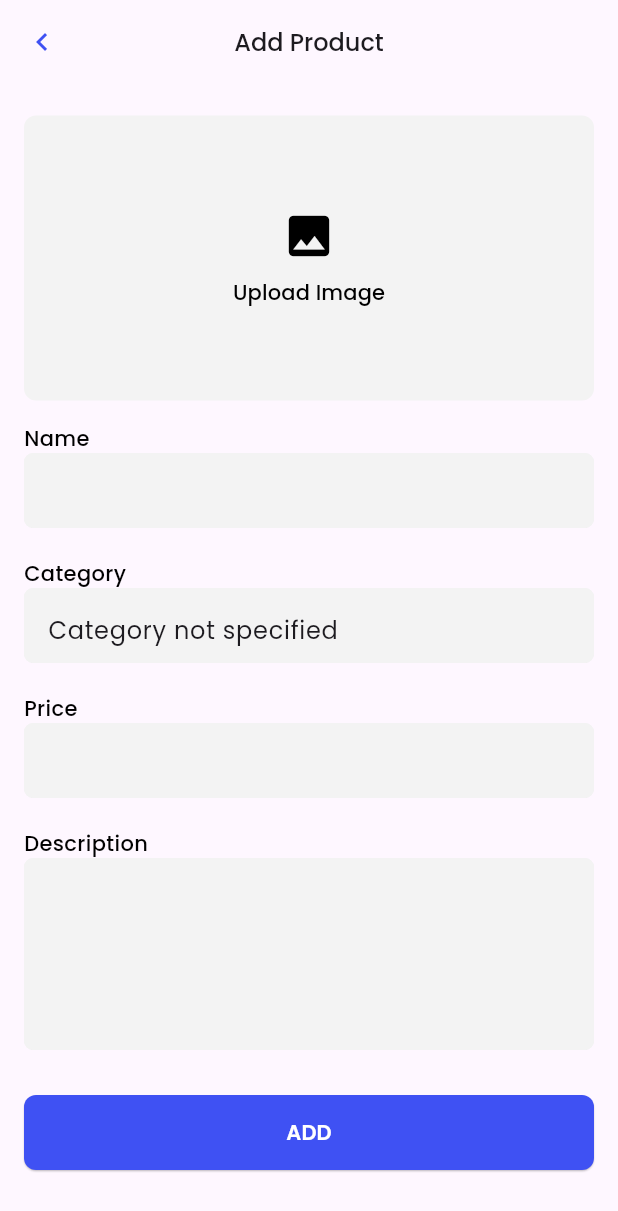
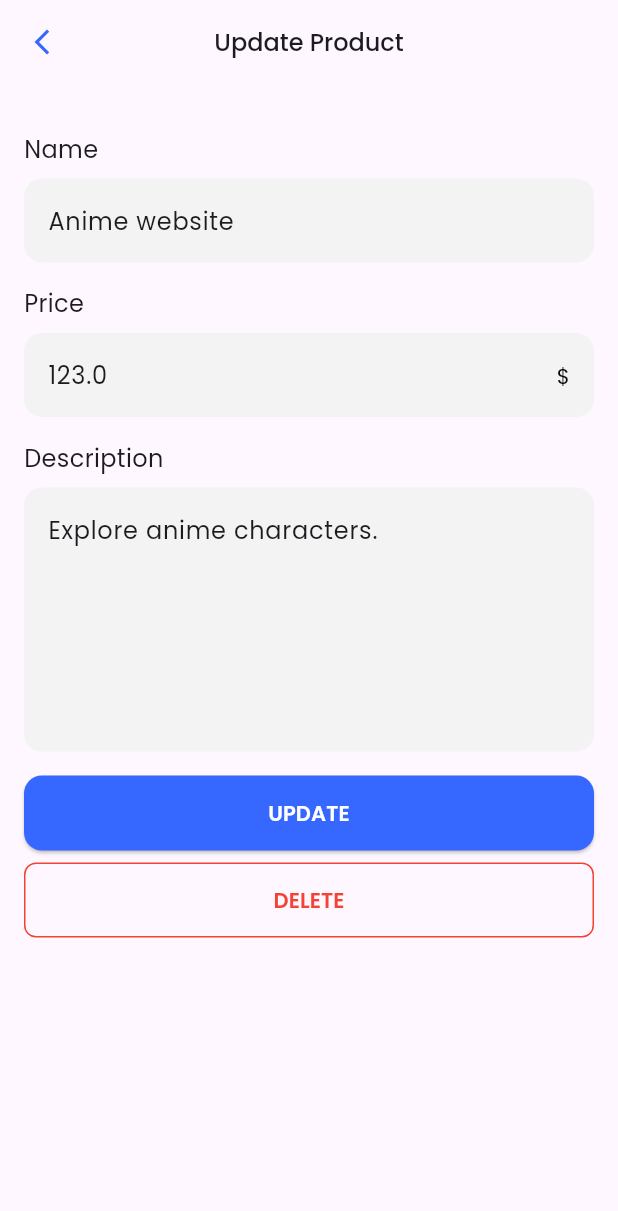
Before and after one commit to DanielKinnito/2024-Mobile-team-track-Ecommerce_App-Daniel-Mekonnen, a Flutter app: the ProductDetailsPage screen opened by its route, after a tap on "UPDATE", on a phone screen of 412 x 824 dp. Shown: the top 1211 px of the screen. Run offline on Flutter 3.47's test engine with Material 3 defaults, Android fonts, the phone set to English and light mode, and no system bars; our stand-ins replace bloc, dartz, equatable, flutter_bloc, get_it, google_fonts and 3 more; accounts and stored records are empty; network calls fail.

```diff
--- a/lib/features/product/presentation/bloc/product_event.dart
+++ b/lib/features/product/presentation/bloc/product_event.dart
@@ -39,10 +39,13 @@ class DeleteProductEvent extends ProductEvent {
 }
 
 class CreateProductEvent extends ProductEvent {
-  final Product newProduct;
+  final ProductModel product;
+  final String imagePath;
 
-  const CreateProductEvent(this.newProduct);
+  const CreateProductEvent(this.product, this.imagePath);
 
   @override
-  List<Object> get props => [newProduct];
+  List<Object> get props => [product, imagePath];
+
+  Product? get newProduct => null;
 }
--- a/lib/features/product/presentation/bloc/product_state.dart
+++ b/lib/features/product/presentation/bloc/product_state.dart
@@ -46,3 +46,19 @@ class DeletedProductState extends ProductState {
   @override
   List<Object> get props => [productId];
 }
+final class AddPageSubmittedState extends ProductState {
+  final ProductModel product;
+
+  const AddPageSubmittedState(this.product);
+
+  @override
+  List<Object> get props => [product];
+}
+class UpdatePageSubmittedState extends ProductState {
+  final ProductModel product;
+
+  const UpdatePageSubmittedState(this.product);
+
+  @override
+  List<Object> get props => [product];
+}
--- a/lib/features/product/presentation/pages/product_details_page.dart
+++ b/lib/features/product/presentation/pages/product_details_page.dart
@@ -4,7 +4,6 @@ import 'package:flutter_bloc/flutter_bloc.dart';
 import '../../domain/entities/product.dart';
 import '../bloc/product_bloc.dart';
 import '../widgets/details_card.dart';
-import '../widgets/size_widget.dart';
 
 class ProductDetailsPage extends StatelessWidget {
   final Product product;
@@ -98,7 +97,7 @@ class ProductDetailsPage extends StatelessWidget {
                             onPressed: () {
                               Navigator.pushNamed(
                                 context,
-                                '/add_update',
+                                '/update',
                                 arguments:
                                     product, // Pass the product as an argument
                               );
--- a/lib/features/product/presentation/pages/product_home_page.dart
+++ b/lib/features/product/presentation/pages/product_home_page.dart
@@ -47,7 +47,7 @@ class ProductHomePage extends StatelessWidget {
         floatingActionButton: FloatingActionButton(
           backgroundColor: const Color.fromRGBO(63, 81, 243, 1),
           onPressed: () {
-            Navigator.pushNamed(context, '/add_update');
+            Navigator.pushNamed(context, '/add');
           },
           shape: const CircleBorder(),
           child: const Icon(
--- /dev/null
+++ b/lib/features/product/presentation/pages/product_update_page.dart
@@ -0,0 +1,236 @@
+import 'package:flutter/material.dart';
+import 'package:flutter_bloc/flutter_bloc.dart';
+
+import '../../../../injection_container.dart';
+import '../../data/models/product_model.dart';
+import '../../domain/entities/product.dart';
+import '../bloc/product_bloc.dart';
+
+class ProductUpdatePage extends StatefulWidget {
+  final Product product;
+
+  const ProductUpdatePage({super.key, required this.product});
+
+  @override
+  _ProductUpdatePageState createState() => _ProductUpdatePageState();
+}
+
+class _ProductUpdatePageState extends State<ProductUpdatePage> {
+  final TextEditingController _name = TextEditingController();
+  final TextEditingController _description = TextEditingController();
+  final TextEditingController _price = TextEditingController();
+
+  @override
+  void initState() {
+    super.initState();
+    _name.text = widget.product.name;
+    _description.text = widget.product.description;
+    _price.text = widget.product.price.toString();
+  }
+
+  void _submitProduct() {
+    if (_name.text.isEmpty ||
+        _description.text.isEmpty ||
+        _price.text.isEmpty) {
+      ScaffoldMessenger.of(context).showSnackBar(
+        const SnackBar(content: Text('Please fill all fields')),
+      );
+      return;
+    }
+
+    final product = ProductModel(
+      id: widget.product.id ?? '',
+      name: _name.text,
+      description: _description.text,
+      price: double.parse(_price.text),
+      imageUrl: widget.product.imageUrl,
+    );
+
+    BlocProvider.of<ProductBloc>(context).add(
+      UpdateProductEvent(product),
+    );
+  }
+
+  void _deleteProduct() {
+    BlocProvider.of<ProductBloc>(context).add(
+      DeleteProductEvent(widget.product.id),
+    );
+  }
+
+  @override
+  Widget build(BuildContext context) {
+    return BlocProvider(
+      create: (context) => ProductBloc(
+        getAllProducts: sl(),
+        getProduct: sl(),
+        updateProduct: sl(),
+        deleteProduct: sl(),
+        insertProduct: sl(),
+      ),
+      child: Scaffold(
+        appBar: AppBar(
+          leading: IconButton(
+            icon: const Icon(Icons.arrow_back_ios_new,
+                color: Color.fromARGB(255, 54, 104, 255), size: 20),
+            onPressed: () => Navigator.pop(context),
+          ),
+          centerTitle: true,
+          title: const Text(
+            'Update Product',
+            style: TextStyle(
+              fontSize: 16,
+              fontWeight: FontWeight.w500,
+            ),
+          ),
+        ),
+        body: BlocListener<ProductBloc, ProductState>(
+        listener: (context, state) {
+      if (state is UpdatePageSubmittedState) {
+        ScaffoldMessenger.of(context).showSnackBar(
+          const SnackBar(content: Text('Product updated successfully')),
+        );
+        context.read<ProductBloc>().add(LoadAllProductEvent());
+        Navigator.pushNamed(context, '/');
+      } else if (state is DeletedProductState) {
+        ScaffoldMessenger.of(context).showSnackBar(
+          const SnackBar(content: Text('Product deleted successfully')),
+        );
+        context.read<ProductBloc>().add(LoadAllProductEvent());
+        Navigator.pushNamed(context, '/');
+      } else if (state is ErrorProductState) {
+        ScaffoldMessenger.of(context).showSnackBar(
+          SnackBar(content: Text(state.message)),
+        );
+      }
+        },
+
+          child: SingleChildScrollView(
+            child: Padding(
+              padding: const EdgeInsets.all(16.0),
+              child: Column(
+                crossAxisAlignment: CrossAxisAlignment.start,
+                children: [
+                  const SizedBox(height: 16),
+                  const Text('Name', style: TextStyle(fontSize: 16)),
+                  const SizedBox(height: 8),
+                  TextField(
+                    controller: _name,
+                    decoration: InputDecoration(
+                      fillColor: const Color.fromRGBO(243, 243, 243, 1),
+                      filled: true,
+                      border: OutlineInputBorder(
+                        borderRadius: BorderRadius.circular(12),
+                        borderSide: BorderSide.none,
+                      ),
+                      enabledBorder: OutlineInputBorder(
+                        borderRadius: BorderRadius.circular(12),
+                        borderSide: BorderSide.none,
+                      ),
+                      focusedBorder: OutlineInputBorder(
+                        borderRadius: BorderRadius.circular(12),
+                        borderSide: BorderSide.none,
+                      ),
+                    ),
+                  ),
+                  const SizedBox(height: 16),
+                  const Text('Price', style: TextStyle(fontSize: 16)),
+                  const SizedBox(height: 8),
+                  TextField(
+                    controller: _price,
+                    keyboardType: TextInputType.number,
+                    decoration: InputDecoration(
+                      fillColor: const Color.fromRGBO(243, 243, 243, 1),
+                      filled: true,
+                      border: OutlineInputBorder(
+                        borderRadius: BorderRadius.circular(12),
+                        borderSide: BorderSide.none,
+                      ),
+                      enabledBorder: OutlineInputBorder(
+                        borderRadius: BorderRadius.circular(12),
+                        borderSide: BorderSide.none,
+                      ),
+                      focusedBorder: OutlineInputBorder(
+                        borderRadius: BorderRadius.circular(12),
+                        borderSide: BorderSide.none,
+                      ),
+                      suffixText: '\$',
+                      suffixStyle: const TextStyle(color: Colors.black),
+                    ),
+                  ),
+                  const SizedBox(height: 16),
+                  const Text('Description', style: TextStyle(fontSize: 16)),
+                  const SizedBox(height: 8),
+                  TextField(
+                    controller: _description,
+                    maxLines: 6,
+                    decoration: InputDecoration(
+                      fillColor: const Color.fromRGBO(243, 243, 243, 1),
+                      filled: true,
+                      border: OutlineInputBorder(
+                        borderRadius: BorderRadius.circular(12),
+                        borderSide: BorderSide.none,
+                      ),
+                      enabledBorder: OutlineInputBorder(
+                        borderRadius: BorderRadius.circular(12),
+                        borderSide: BorderSide.none,
+                      ),
+                      focusedBorder: OutlineInputBorder(
+                        borderRadius: BorderRadius.circular(12),
+                        borderSide: BorderSide.none,
+                      ),
+                    ),
+                  ),
+                  const SizedBox(height: 16),
+                  SizedBox(
+                    width: double.infinity,
+                    height: 50,
+                    child: ElevatedButton(
+                      style: ElevatedButton.styleFrom(
+                        backgroundColor: const Color.fromARGB(255, 54, 104, 255),
+                        foregroundColor: Colors.white,
+                        shape: RoundedRectangleBorder(
+                          borderRadius: BorderRadius.circular(12),
+                        ),
+                      ),
+                      onPressed: _submitProduct,
+                      child: const Text(
+                        'UPDATE',
+                        style: TextStyle(
+                          fontSize: 14,
+                          fontWeight: FontWeight.w600,
+                        ),
+                        textAlign: TextAlign.center,
+                      ),
+                    ),
+                  ),
+                  const SizedBox(height: 8),
+                  SizedBox(
+                    width: double.infinity,
+                    height: 50,
+                    child: OutlinedButton(
+                      style: OutlinedButton.styleFrom(
+                        foregroundColor: Colors.red,
+                        side: const BorderSide(color: Colors.red),
+                        shape: RoundedRectangleBorder(
+                          borderRadius: BorderRadius.circular(8.0),
+                        ),
+                      ),
+                      onPressed: _deleteProduct,
+                      child: const Text(
+                        'DELETE',
+                        style: TextStyle(
+                          fontSize: 14,
+                          fontWeight: FontWeight.w600,
+                        ),
+                      ),
+                    ),
+                  ),
+                ],
+              ),
+            ),
+          ),
+        ),
+      ),
+    );
+  }
+}
--- a/lib/main.dart
+++ b/lib/main.dart
@@ -6,10 +6,12 @@ import 'package:flutter/material.dart';
 import 'package:google_fonts/google_fonts.dart';
 
 import 'features/product/domain/entities/product.dart';
+import 'features/product/presentation/pages/product_add_page.dart';
 import 'features/product/presentation/pages/product_add_update_page.dart';
 import 'features/product/presentation/pages/product_details_page.dart';
 import 'features/product/presentation/pages/product_home_page.dart';
 import 'features/product/presentation/pages/product_search_page.dart';
+import 'features/product/presentation/pages/product_update_page.dart';
 import 'injection_container.dart' as di;
 
 const product = Product(
@@ -47,9 +49,13 @@ class MyApp extends StatelessWidget {
             return MaterialPageRoute(
               builder: (context) => const ProductDetailsPage(product: product),
             );
-          case '/add_update':
+          case '/add':
             return MaterialPageRoute(
-              builder: (context) => const ProductAddUpdatePage(),
+              builder: (context) => const ProductAddPage(),
+            );
+          case '/update':
+            return MaterialPageRoute(
+              builder: (context) => const ProductUpdatePage(product: product,),
             );
           case '/search':
             return MaterialPageRoute(
```
Also changed, not shown: lib/features/product/presentation/bloc/product_bloc.dart (+12 -7 lines), lib/features/product/presentation/pages/product_add_page.dart (added, +228 -0 lines), lib/features/product/presentation/pages/splash_screen.dart (added, +64 -0 lines).
